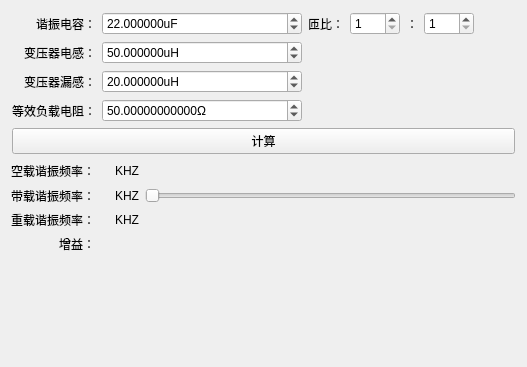
This is src/LLC_window.ui in microcai/JLC_R_util as Qt 5 draws it before an edit. The edited form follows.
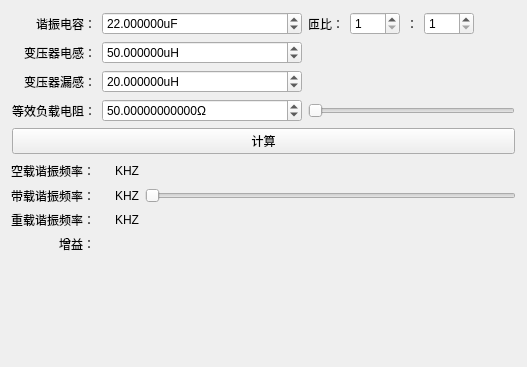
This is the edited form. Icons and pictures are not drawn.

The edit to the form file:
```diff
--- a/src/LLC_window.ui
+++ b/src/LLC_window.ui
@@ -271,6 +271,40 @@
        </property>
       </spacer>
      </item>
+     <item row="3" column="2" colspan="3">
+      <widget class="QSlider" name="load_slide">
+       <property name="minimum">
+        <number>0</number>
+       </property>
+       <property name="maximum">
+        <number>1000</number>
+       </property>
+       <property name="singleStep">
+        <number>1</number>
+       </property>
+       <property name="pageStep">
+        <number>10</number>
+       </property>
+       <property name="value">
+        <number>0</number>
+       </property>
+       <property name="sliderPosition">
+        <number>0</number>
+       </property>
+       <property name="orientation">
+        <enum>Qt::Orientation::Horizontal</enum>
+       </property>
+       <property name="invertedAppearance">
+        <bool>false</bool>
+       </property>
+       <property name="invertedControls">
+        <bool>false</bool>
+       </property>
+       <property name="tickPosition">
+        <enum>QSlider::TickPosition::NoTicks</enum>
+       </property>
+      </widget>
+     </item>
     </layout>
    </item>
    <item>
```
